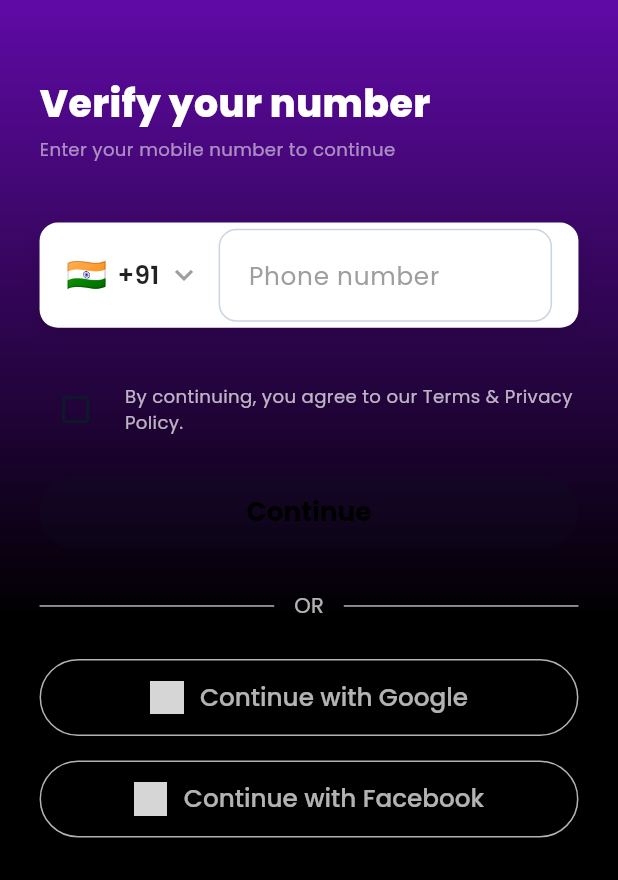
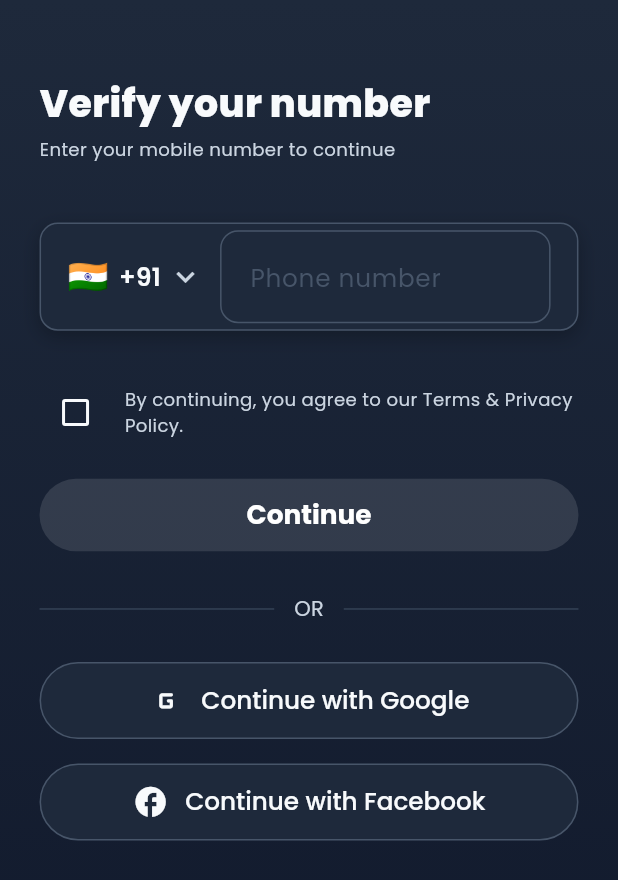
Before and after one commit to abhipawar2004/newMyRidez, a Flutter app: the screen it shows after launch, on a phone screen of 412 x 824 dp. Shown: the top 880 px of the screen. Run offline on Flutter 3.47's test engine with Material 3 defaults, Android fonts, the light colour scheme and no system bars; our stand-ins replace country_picker, flutter_screenutil, geolocator, get, google_fonts, google_maps_flutter; grey boxes are pictures that could not be loaded.

Commit message:
Refactor app theme and color management to support dark mode across multiple screens

```diff
--- a/lib/core/theme/app_colors.dart
+++ b/lib/core/theme/app_colors.dart
@@ -26,28 +26,26 @@
   static const Color errorLight = Color(0xFFF87171);
   static const Color errorDark = Color(0xFFDC2626);
 
-  // Background Colors
-  static const Color background = Color(0xFFF8FAFC); // Primary Background
-  static const Color cardBackground = Color(
-    0xFFFFFFFF,
-  ); // Card / Sheet Background
-  static const Color scaffoldBackground = Color(0xFFF8FAFC);
+  // Dark Theme Background Colors
+  static const Color background = Color(0xFF0F172A); // Dark Blue-Black
+  static const Color cardBackground = Color(0xFF1E293B); // Dark Card
+  static const Color scaffoldBackground = Color(0xFF0F172A);
 
-  // Text Colors
-  static const Color textPrimary = Color(0xFF0F172A); // Almost black
-  static const Color textSecondary = Color(0xFF475569); // Muted gray
-  static const Color textDisabled = Color(0xFF94A3B8); // Disabled text
-  static const Color textHint = Color(0xFFCBD5E1);
+  // Dark Theme Text Colors
+  static const Color textPrimary = Color(0xFFF8FAFC); // Almost white
+  static const Color textSecondary = Color(0xFFCBD5E1); // Light gray
+  static const Color textDisabled = Color(0xFF64748B); // Muted gray
+  static const Color textHint = Color(0xFF475569);
 
   // Status Colors
   static const Color online = Color(0xFF14B8A6); // Teal Green
-  static const Color offline = Color(0xFF94A3B8);
+  static const Color offline = Color(0xFF64748B);
   static const Color busy = Color(0xFFF59E0B);
 
   // Additional UI Colors
-  static const Color divider = Color(0xFFE2E8F0);
-  static const Color border = Color(0xFFCBD5E1);
-  static const Color shadow = Color(0x1A000000);
+  static const Color divider = Color(0xFF334155);
+  static const Color border = Color(0xFF475569);
+  static const Color shadow = Color(0x40000000);
 
   // Gradient Colors
   static const LinearGradient primaryGradient = LinearGradient(
@@ -68,6 +66,18 @@
     end: Alignment.bottomRight,
   );
 
+  static const LinearGradient darkGradient = LinearGradient(
+    colors: [Color(0xFF1E293B), Color(0xFF0F172A)],
+    begin: Alignment.topCenter,
+    end: Alignment.bottomCenter,
+  );
+
+  static const LinearGradient primaryDarkGradient = LinearGradient(
+    colors: [Color(0xFF1E293B), Color(0xFFA4CE4E), Color(0xFF0F172A)],
+    begin: Alignment.topCenter,
+    end: Alignment.bottomCenter,
+  );
+
   // Overlay Colors
   static const Color overlay = Color(0x80000000);
   static const Color overlayLight = Color(0x40000000);
--- a/lib/core/theme/app_theme.dart
+++ b/lib/core/theme/app_theme.dart
@@ -7,9 +7,10 @@
   static ThemeData get lightTheme {
     return ThemeData(
       useMaterial3: true,
+      brightness: Brightness.dark,
 
       // Color Scheme
-      colorScheme: const ColorScheme.light(
+      colorScheme: const ColorScheme.dark(
         primary: AppColors.primary,
         secondary: AppColors.secondary,
         tertiary: AppColors.accent,
@@ -199,6 +200,17 @@
       ),
 
       // Card Theme
+      cardTheme: CardThemeData(
+        color: AppColors.cardBackground,
+        elevation: 0,
+        margin: const EdgeInsets.all(0),
+        shape: RoundedRectangleBorder(borderRadius: BorderRadius.circular(12)),
+      ),
+
+      listTileTheme: const ListTileThemeData(
+        iconColor: AppColors.textSecondary,
+        textColor: AppColors.textPrimary,
+      ),
 
       // Divider Theme
       dividerTheme: const DividerThemeData(
@@ -236,10 +248,10 @@
 
       // Snackbar Theme
       snackBarTheme: SnackBarThemeData(
-        backgroundColor: AppColors.textPrimary,
+        backgroundColor: AppColors.cardBackground,
         contentTextStyle: GoogleFonts.poppins(
           fontSize: 14,
-          color: Colors.white,
+          color: AppColors.textPrimary,
         ),
         shape: RoundedRectangleBorder(borderRadius: BorderRadius.circular(8)),
         behavior: SnackBarBehavior.floating,
--- a/lib/screen/Authentication/BottomNavigationBar/home_screen.dart
+++ b/lib/screen/Authentication/BottomNavigationBar/home_screen.dart
@@ -226,7 +226,7 @@
                       height: screenHeight * _sheetHeight,
                       padding: const EdgeInsets.all(16),
                       decoration: BoxDecoration(
-                        gradient: AppColors.primaryGradient,
+                        gradient: AppColors.darkGradient,
                         borderRadius: const BorderRadius.only(
                           topLeft: Radius.circular(20),
                           topRight: Radius.circular(20),
@@ -270,6 +270,7 @@
                                 decoration: BoxDecoration(
                                   color: AppColors.cardBackground,
                                   borderRadius: BorderRadius.circular(12),
+                                  border: Border.all(color: AppColors.border),
                                 ),
                                 child: Row(
                                   children: [
@@ -283,7 +284,7 @@
                                       "Where to?",
                                       style: TextStyle(
                                         fontSize: 18,
-                                        fontWeight: FontWeight.bold,
+                                        fontWeight: FontWeight.w700,
                                         color: AppColors.textPrimary,
                                       ),
                                     ),
--- a/lib/screen/Authentication/register.dart
+++ b/lib/screen/Authentication/register.dart
@@ -2,6 +2,8 @@
 import 'package:flutter_screenutil/flutter_screenutil.dart';
 import 'package:country_picker/country_picker.dart';
 import 'package:get/get.dart';
+import 'package:google_fonts/google_fonts.dart';
+import 'package:ride_app/core/theme/app_colors.dart';
 import 'package:ride_app/screen/Authentication/BottomNavigationBar/home_screen.dart';
 
 class PhoneSignInScreen extends StatefulWidget {
@@ -38,17 +40,7 @@
     return Scaffold(
       body: Container(
         height: double.infinity,
-        decoration: BoxDecoration(
-          gradient: LinearGradient(
-            begin: Alignment.topCenter,
-            end: Alignment.bottomCenter,
-            colors: [
-              const Color.fromARGB(255, 96, 10, 166),
-              Colors.black,
-              Colors.black,
-            ],
-          ),
-        ),
+        decoration: const BoxDecoration(gradient: AppColors.darkGradient),
         child: SafeArea(
           child: Padding(
             padding: EdgeInsets.symmetric(horizontal: 24.w),
@@ -58,35 +50,37 @@
                 children: [
                   SizedBox(height: 50.h),
 
-                  /// TITLE
                   Text(
                     "Verify your number",
-                    style: TextStyle(
+                    style: GoogleFonts.poppins(
                       fontSize: 23.sp,
                       fontWeight: FontWeight.w800,
-                      color: Colors.white,
+                      color: AppColors.textPrimary,
                     ),
                   ),
                   SizedBox(height: 4.h),
                   Text(
                     "Enter your mobile number to continue",
-                    style: TextStyle(fontSize: 11.sp, color: Colors.white54),
+                    style: GoogleFonts.poppins(
+                      fontSize: 11.sp,
+                      color: AppColors.textSecondary,
+                    ),
                   ),
 
                   SizedBox(height: 40.h),
 
-                  /// PHONE INPUT
                   Container(
                     padding: EdgeInsets.symmetric(
                       horizontal: 16.w,
                       vertical: 4.h,
                     ),
                     decoration: BoxDecoration(
-                      color: Colors.white,
+                      color: AppColors.cardBackground,
                       borderRadius: BorderRadius.circular(12.r),
+                      border: Border.all(color: AppColors.border),
                       boxShadow: [
                         BoxShadow(
-                          color: Colors.black12,
+                          color: AppColors.shadow,
                           blurRadius: 10,
                           offset: Offset(0, 4),
                         ),
@@ -113,16 +107,16 @@
                               SizedBox(width: 6.w),
                               Text(
                                 "+${selectedCountry.phoneCode}",
-                                style: TextStyle(
+                                style: GoogleFonts.poppins(
                                   fontSize: 15.sp,
                                   fontWeight: FontWeight.w600,
-                                  color: Colors.black87,
+                                  color: AppColors.textPrimary,
                                 ),
                               ),
                               SizedBox(width: 4.w),
                               Icon(
                                 Icons.keyboard_arrow_down,
-                                color: Colors.grey,
+                                color: AppColors.textSecondary,
                               ),
                             ],
                           ),
@@ -134,11 +128,14 @@
                           child: TextField(
                             controller: _phoneController,
                             keyboardType: TextInputType.phone,
-                            style: TextStyle(fontSize: 18.sp),
+                            style: GoogleFonts.poppins(
+                              fontSize: 18.sp,
+                              color: AppColors.textPrimary,
+                            ),
                             decoration: InputDecoration(
                               hintText: "Phone number",
-                              hintStyle: TextStyle(
-                                color: Colors.grey,
+                              hintStyle: GoogleFonts.poppins(
+                                color: AppColors.textHint,
                                 fontSize: 15.sp,
                               ),
                               border: InputBorder.none,
@@ -151,7 +148,6 @@
 
                   SizedBox(height: 30.h),
 
-                  /// TERMS (with checkbox)
                   Padding(
                     padding: EdgeInsets.only(bottom: 20.h),
                     child: Row(
@@ -159,7 +155,7 @@
                       children: [
                         Checkbox(
                           value: _agreed,
-                          activeColor: const Color.fromARGB(255, 2, 120, 255),
+                          activeColor: AppColors.primary,
                           onChanged: (value) {
                             setState(() {
                               _agreed = value ?? false;
@@ -172,8 +168,8 @@
                           child: Text(
                             "By continuing, you agree to our Terms & Privacy Policy.",
                             textAlign: TextAlign.start,
-                            style: TextStyle(
-                              color: Colors.white70,
+                            style: GoogleFonts.poppins(
+                              color: AppColors.textSecondary,
                               fontSize: 11.sp,
                             ),
                           ),
@@ -182,7 +178,6 @@
                     ),
                   ),
 
-                  /// SIGN IN BUTTON
                   SizedBox(
                     width: double.infinity,
                     child: ElevatedButton(
@@ -192,7 +187,7 @@
                             }
                           : null,
                       style: ElevatedButton.styleFrom(
-                        backgroundColor: Colors.white,
+                        backgroundColor: AppColors.primary,
                         shape: RoundedRectangleBorder(
                           borderRadius: BorderRadius.circular(30.r),
                         ),
@@ -202,10 +197,10 @@
                       ),
                       child: Text(
                         "Continue",
-                        style: TextStyle(
+                        style: GoogleFonts.poppins(
                           fontSize: 16.sp,
                           fontWeight: FontWeight.w700,
-                          color: Colors.black,
+                          color: Colors.white,
                         ),
                       ),
                     ),
@@ -213,35 +208,32 @@
 
                   SizedBox(height: 28.h),
 
-                  /// DIVIDER
                   Row(
                     children: [
-                      Expanded(child: Divider(color: Colors.white70)),
+                      Expanded(child: Divider(color: AppColors.divider)),
                       Padding(
                         padding: EdgeInsets.symmetric(horizontal: 12.w),
                         child: Text(
                           "OR",
-                          style: TextStyle(color: Colors.white70),
+                          style: GoogleFonts.poppins(
+                            color: AppColors.textSecondary,
+                          ),
                         ),
                       ),
-                      Expanded(child: Divider(color: Colors.white70)),
+                      Expanded(child: Divider(color: AppColors.divider)),
                     ],
                   ),
 
                   SizedBox(height: 25.h),
 
-                  /// GOOGLE SIGN-IN
                   _socialButton(
-                    icon:
-                        "https://upload.wikimedia.org/wikipedia/commons/0/09/IOS_Google_icon.png",
+                    icon: Icons.g_mobiledata_rounded,
                     text: "Continue with Google",
                   ),
                   SizedBox(height: 16.h),
 
-                  /// FACEBOOK
                   _socialButton(
-                    icon:
-                        "https://upload.wikimedia.org/wikipedia/commons/0/05/Facebook_Logo_%282019%29.png",
+                    icon: Icons.facebook,
                     text: "Continue with Facebook",
                   ),
                 ],
@@ -253,12 +245,12 @@
     );
   }
 
-  /// SOCIAL BUTTON WIDGET
-  Widget _socialButton({required String icon, required String text}) {
+  Widget _socialButton({required IconData icon, required String text}) {
     return Container(
       decoration: BoxDecoration(
         borderRadius: BorderRadius.circular(30.r),
-        border: Border.all(color: Colors.white70),
+        border: Border.all(color: AppColors.border),
+        color: AppColors.cardBackground,
       ),
       child: OutlinedButton(
         onPressed: () {},
@@ -272,12 +264,12 @@
         child: Row(
           mainAxisAlignment: MainAxisAlignment.center,
           children: [
-            Image.network(icon, height: 22.h),
+            Icon(icon, size: 22.sp, color: AppColors.textPrimary),
             SizedBox(width: 10.w),
             Text(
               text,
-              style: TextStyle(
-                color: Colors.white70,
+              style: GoogleFonts.poppins(
+                color: AppColors.textPrimary,
                 fontSize: 15.sp,
                 fontWeight: FontWeight.w500,
               ),
```
Also changed, not shown: lib/screen/Authentication/BottomNavigationBar/driver_found_screen.dart (+12 -15 lines), lib/screen/Authentication/BottomNavigationBar/ride_booking_screen.dart (+2 -29 lines), lib/screen/drawer_screen.dart (+24 -22 lines), lib/screen/map_selection_screen.dart (+12 -25 lines), lib/screen/rides_screen.dart (+49 -32 lines), lib/screen/select_route.dart (+24 -36 lines).
